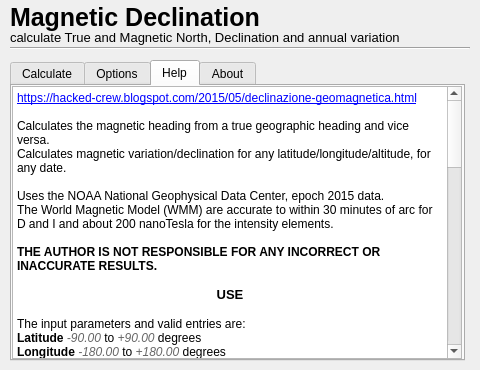
First picture: the form in MagneticDeclination/Magnetic_declination_dialog_base.ui, repository Hacked-Crew/Magnetic-Declination, before the edit.
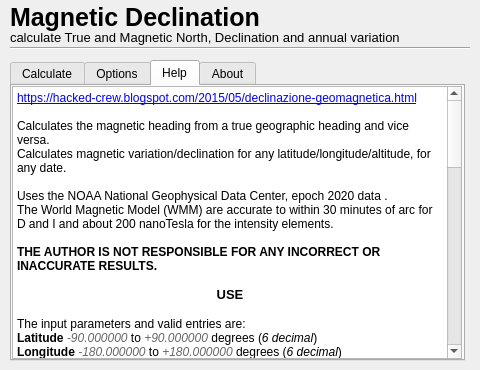
Second picture: the form after the edit. The open tabs and pages were chosen to show the change. Icons and pictures are not drawn.

Patch:
```diff
--- a/MagneticDeclination/Magnetic_declination_dialog_base.ui
+++ b/MagneticDeclination/Magnetic_declination_dialog_base.ui
@@ -1188,7 +1188,7 @@
 &lt;p style=&quot; margin-top:0px; margin-bottom:0px; margin-left:0px; margin-right:0px; -qt-block-indent:0; text-indent:0px;&quot;&gt;&lt;span style=&quot; font-size:9pt;&quot;&gt;Calculates the magnetic heading from a true geographic heading and vice versa.&lt;/span&gt;&lt;/p&gt;
 &lt;p style=&quot; margin-top:0px; margin-bottom:0px; margin-left:0px; margin-right:0px; -qt-block-indent:0; text-indent:0px;&quot;&gt;&lt;span style=&quot; font-size:9pt;&quot;&gt;Calculates magnetic variation/declination for any latitude/longitude/altitude, for any date. &lt;/span&gt;&lt;/p&gt;
 &lt;p style=&quot;-qt-paragraph-type:empty; margin-top:0px; margin-bottom:0px; margin-left:0px; margin-right:0px; -qt-block-indent:0; text-indent:0px; font-size:9pt;&quot;&gt;&lt;br /&gt;&lt;/p&gt;
-&lt;p style=&quot; margin-top:0px; margin-bottom:0px; margin-left:0px; margin-right:0px; -qt-block-indent:0; text-indent:0px;&quot;&gt;&lt;span style=&quot; font-size:9pt;&quot;&gt;Uses the NOAA National Geophysical Data Center, epoch 2015 data.&lt;/span&gt;&lt;/p&gt;
+&lt;p style=&quot; margin-top:0px; margin-bottom:0px; margin-left:0px; margin-right:0px; -qt-block-indent:0; text-indent:0px;&quot;&gt;&lt;span style=&quot; font-size:9pt;&quot;&gt;Uses the NOAA National Geophysical Data Center, epoch 2020 data .&lt;/span&gt;&lt;/p&gt;
 &lt;p style=&quot; margin-top:0px; margin-bottom:0px; margin-left:0px; margin-right:0px; -qt-block-indent:0; text-indent:0px;&quot;&gt;&lt;span style=&quot; font-size:9pt;&quot;&gt;The World Magnetic Model (WMM) are accurate to within 30 minutes of arc for D and I and about 200 nanoTesla for the intensity elements.&lt;/span&gt;&lt;/p&gt;
 &lt;p style=&quot;-qt-paragraph-type:empty; margin-top:0px; margin-bottom:0px; margin-left:0px; margin-right:0px; -qt-block-indent:0; text-indent:0px; font-size:9pt;&quot;&gt;&lt;br /&gt;&lt;/p&gt;
 &lt;p style=&quot; margin-top:0px; margin-bottom:0px; margin-left:0px; margin-right:0px; -qt-block-indent:0; text-indent:0px;&quot;&gt;&lt;span style=&quot; font-size:9pt; font-weight:600;&quot;&gt;THE AUTHOR IS NOT RESPONSIBLE FOR ANY INCORRECT OR INACCURATE RESULTS.&lt;/span&gt;&lt;/p&gt;
@@ -1196,16 +1196,16 @@
 &lt;p align=&quot;center&quot; style=&quot; margin-top:0px; margin-bottom:0px; margin-left:0px; margin-right:0px; -qt-block-indent:0; text-indent:0px;&quot;&gt;&lt;span style=&quot; font-size:10pt; font-weight:600;&quot;&gt;USE&lt;/span&gt;&lt;/p&gt;
 &lt;p align=&quot;center&quot; style=&quot;-qt-paragraph-type:empty; margin-top:0px; margin-bottom:0px; margin-left:0px; margin-right:0px; -qt-block-indent:0; text-indent:0px; font-size:10pt; font-weight:600;&quot;&gt;&lt;br /&gt;&lt;/p&gt;
 &lt;p style=&quot; margin-top:0px; margin-bottom:0px; margin-left:0px; margin-right:0px; -qt-block-indent:0; text-indent:0px;&quot;&gt;&lt;span style=&quot; font-size:9pt;&quot;&gt;The input parameters and valid entries are:&lt;/span&gt;&lt;/p&gt;
-&lt;p style=&quot; margin-top:0px; margin-bottom:0px; margin-left:0px; margin-right:0px; -qt-block-indent:0; text-indent:0px;&quot;&gt;&lt;span style=&quot; font-size:9pt; font-weight:600;&quot;&gt;Latitude&lt;/span&gt;&lt;span style=&quot; font-size:9pt;&quot;&gt; &lt;/span&gt;&lt;span style=&quot; font-size:9pt; font-style:italic; color:#666666;&quot;&gt;-90.00&lt;/span&gt;&lt;span style=&quot; font-size:9pt;&quot;&gt; to &lt;/span&gt;&lt;span style=&quot; font-size:9pt; font-style:italic; color:#666666;&quot;&gt;+90.00&lt;/span&gt;&lt;span style=&quot; font-size:9pt;&quot;&gt; degrees &lt;/span&gt;&lt;/p&gt;
-&lt;p style=&quot; margin-top:0px; margin-bottom:0px; margin-left:0px; margin-right:0px; -qt-block-indent:0; text-indent:0px;&quot;&gt;&lt;span style=&quot; font-size:9pt; font-weight:600;&quot;&gt;Longitude&lt;/span&gt;&lt;span style=&quot; font-size:9pt;&quot;&gt; &lt;/span&gt;&lt;span style=&quot; font-size:9pt; font-style:italic; color:#666666;&quot;&gt;-180.00&lt;/span&gt;&lt;span style=&quot; font-size:9pt;&quot;&gt; to &lt;/span&gt;&lt;span style=&quot; font-size:9pt; font-style:italic; color:#666666;&quot;&gt;+180.00&lt;/span&gt;&lt;span style=&quot; font-size:9pt;&quot;&gt; degrees&lt;/span&gt;&lt;/p&gt;
+&lt;p style=&quot; margin-top:0px; margin-bottom:0px; margin-left:0px; margin-right:0px; -qt-block-indent:0; text-indent:0px;&quot;&gt;&lt;span style=&quot; font-size:9pt; font-weight:600;&quot;&gt;Latitude&lt;/span&gt;&lt;span style=&quot; font-size:9pt;&quot;&gt; &lt;/span&gt;&lt;span style=&quot; font-size:9pt; font-style:italic; color:#666666;&quot;&gt;-90.000000&lt;/span&gt;&lt;span style=&quot; font-size:9pt;&quot;&gt; to &lt;/span&gt;&lt;span style=&quot; font-size:9pt; font-style:italic; color:#666666;&quot;&gt;+90.000000&lt;/span&gt;&lt;span style=&quot; font-size:9pt;&quot;&gt; degrees (&lt;/span&gt;&lt;span style=&quot; font-size:9pt; font-style:italic;&quot;&gt;6 decimal&lt;/span&gt;&lt;span style=&quot; font-size:9pt;&quot;&gt;)&lt;/span&gt;&lt;/p&gt;
+&lt;p style=&quot; margin-top:0px; margin-bottom:0px; margin-left:0px; margin-right:0px; -qt-block-indent:0; text-indent:0px;&quot;&gt;&lt;span style=&quot; font-size:9pt; font-weight:600;&quot;&gt;Longitude&lt;/span&gt;&lt;span style=&quot; font-size:9pt;&quot;&gt; &lt;/span&gt;&lt;span style=&quot; font-size:9pt; font-style:italic; color:#666666;&quot;&gt;-180.000000&lt;/span&gt;&lt;span style=&quot; font-size:9pt;&quot;&gt; to &lt;/span&gt;&lt;span style=&quot; font-size:9pt; font-style:italic; color:#666666;&quot;&gt;+180.000000&lt;/span&gt;&lt;span style=&quot; font-size:9pt;&quot;&gt; degrees (&lt;/span&gt;&lt;span style=&quot; font-size:9pt; font-style:italic;&quot;&gt;6 decimal&lt;/span&gt;&lt;span style=&quot; font-size:9pt;&quot;&gt;)&lt;/span&gt;&lt;/p&gt;
 &lt;p style=&quot; margin-top:0px; margin-bottom:0px; margin-left:0px; margin-right:0px; -qt-block-indent:0; text-indent:0px;&quot;&gt;&lt;span style=&quot; font-size:9pt;&quot;&gt;	OR&lt;/span&gt;&lt;/p&gt;
-&lt;p style=&quot; margin-top:0px; margin-bottom:0px; margin-left:0px; margin-right:0px; -qt-block-indent:0; text-indent:0px;&quot;&gt;&lt;span style=&quot; font-size:9pt;&quot;&gt;Press &amp;quot;&lt;/span&gt;&lt;span style=&quot; font-size:9pt; font-weight:600;&quot;&gt;LON/LAT from map&lt;/span&gt;&lt;span style=&quot; font-size:9pt;&quot;&gt;&amp;quot; and click on canvas to get coordinates.&lt;/span&gt;&lt;/p&gt;
-&lt;p style=&quot; margin-top:0px; margin-bottom:0px; margin-left:0px; margin-right:0px; -qt-block-indent:0; text-indent:0px;&quot;&gt;&lt;span style=&quot; font-size:9pt; font-weight:600;&quot;&gt;Altitude&lt;/span&gt;&lt;span style=&quot; font-size:9pt;&quot;&gt; in feet (&lt;/span&gt;&lt;span style=&quot; font-size:9pt; font-style:italic; color:#666666;&quot;&gt;-3280.84 to 1968503.94&lt;/span&gt;&lt;span style=&quot; font-size:9pt;&quot;&gt;) or meter (&lt;/span&gt;&lt;span style=&quot; font-size:9pt; font-style:italic; color:#666666;&quot;&gt;-10000 to 600000&lt;/span&gt;&lt;span style=&quot; font-size:9pt;&quot;&gt;)  referenced to WGS84 ellipsoid&lt;/span&gt;&lt;/p&gt;
-&lt;p style=&quot; margin-top:0px; margin-bottom:0px; margin-left:0px; margin-right:0px; -qt-block-indent:0; text-indent:0px;&quot;&gt;&lt;span style=&quot; font-size:9pt; font-weight:600;&quot;&gt;Date&lt;/span&gt;&lt;span style=&quot; font-size:9pt;&quot;&gt;  from &lt;/span&gt;&lt;span style=&quot; font-size:9pt; font-style:italic; color:#666666;&quot;&gt;October 1, 2014&lt;/span&gt;&lt;span style=&quot; font-size:9pt;&quot;&gt; to &lt;/span&gt;&lt;span style=&quot; font-size:9pt; font-style:italic; color:#666666;&quot;&gt;December 31, 2019&lt;/span&gt;&lt;/p&gt;
+&lt;p style=&quot; margin-top:0px; margin-bottom:0px; margin-left:0px; margin-right:0px; -qt-block-indent:0; text-indent:0px;&quot;&gt;&lt;span style=&quot; font-size:9pt;&quot;&gt;Press &lt;/span&gt;&lt;span style=&quot; font-size:9pt; font-weight:600;&quot;&gt;LON/LAT from map&lt;/span&gt;&lt;span style=&quot; font-size:9pt;&quot;&gt; and click on canvas to get coordinates.&lt;/span&gt;&lt;/p&gt;
+&lt;p style=&quot; margin-top:0px; margin-bottom:0px; margin-left:0px; margin-right:0px; -qt-block-indent:0; text-indent:0px;&quot;&gt;&lt;span style=&quot; font-size:9pt; font-weight:600;&quot;&gt;Altitude&lt;/span&gt;&lt;span style=&quot; font-size:9pt;&quot;&gt; (&lt;/span&gt;&lt;span style=&quot; font-size:9pt; font-style:italic;&quot;&gt;in feet&lt;/span&gt;&lt;span style=&quot; font-size:9pt;&quot;&gt;) &lt;/span&gt;&lt;span style=&quot; font-size:9pt; font-style:italic; color:#666666;&quot;&gt;-3280.84 &lt;/span&gt;&lt;span style=&quot; font-size:9pt; color:#000000;&quot;&gt;to&lt;/span&gt;&lt;span style=&quot; font-size:9pt; font-style:italic; color:#666666;&quot;&gt; +1968503.94&lt;/span&gt;&lt;span style=&quot; font-size:9pt;&quot;&gt; or (&lt;/span&gt;&lt;span style=&quot; font-size:9pt; font-style:italic;&quot;&gt;in meter&lt;/span&gt;&lt;span style=&quot; font-size:9pt;&quot;&gt;) &lt;/span&gt;&lt;span style=&quot; font-size:9pt; font-style:italic; color:#666666;&quot;&gt;-10000&lt;/span&gt;&lt;span style=&quot; font-size:9pt; color:#000000;&quot;&gt; to &lt;/span&gt;&lt;span style=&quot; font-size:9pt; color:#666666;&quot;&gt;+&lt;/span&gt;&lt;span style=&quot; font-size:9pt; font-style:italic; color:#666666;&quot;&gt;600000&lt;/span&gt;&lt;span style=&quot; font-size:9pt; color:#000000;&quot;&gt;,&lt;/span&gt;&lt;span style=&quot; font-size:9pt;&quot;&gt;  referenced to WGS84 ellipsoid&lt;/span&gt;&lt;/p&gt;
+&lt;p style=&quot; margin-top:0px; margin-bottom:0px; margin-left:0px; margin-right:0px; -qt-block-indent:0; text-indent:0px;&quot;&gt;&lt;span style=&quot; font-size:9pt; font-weight:600;&quot;&gt;Date&lt;/span&gt;&lt;span style=&quot; font-size:9pt;&quot;&gt;  from &lt;/span&gt;&lt;span style=&quot; font-size:9pt; font-style:italic; color:#666666;&quot;&gt;january 1, 2020&lt;/span&gt;&lt;span style=&quot; font-size:9pt;&quot;&gt; to &lt;/span&gt;&lt;span style=&quot; font-size:9pt; font-style:italic; color:#666666;&quot;&gt;december 31, 2024&lt;/span&gt;&lt;/p&gt;
 &lt;p style=&quot; margin-top:0px; margin-bottom:0px; margin-left:0px; margin-right:0px; -qt-block-indent:0; text-indent:0px;&quot;&gt;&lt;span style=&quot; font-size:9pt; font-weight:600; color:#000000;&quot;&gt;Type &lt;/span&gt;&lt;span style=&quot; font-size:9pt; color:#000000;&quot;&gt;will choose the working domain, if &lt;/span&gt;&lt;span style=&quot; font-size:9pt; font-style:italic; color:#666666;&quot;&gt;Magnetic&lt;/span&gt;&lt;span style=&quot; font-size:9pt; color:#000000;&quot;&gt; or &lt;/span&gt;&lt;span style=&quot; font-size:9pt; font-style:italic; color:#666666;&quot;&gt;True&lt;/span&gt;&lt;span style=&quot; font-size:9pt; color:#000000;&quot;&gt;, plus fine Heading adjustment (&lt;/span&gt;&lt;span style=&quot; font-size:9pt; font-style:italic; color:#666666;&quot;&gt;0 to 360&lt;/span&gt;&lt;span style=&quot; font-size:9pt; color:#000000;&quot;&gt;)&lt;/span&gt;&lt;/p&gt;
 &lt;p style=&quot; margin-top:0px; margin-bottom:0px; margin-left:0px; margin-right:0px; -qt-block-indent:0; text-indent:0px;&quot;&gt;&lt;span style=&quot; font-size:9pt;&quot;&gt;	THEN&lt;/span&gt;&lt;/p&gt;
-&lt;p style=&quot; margin-top:0px; margin-bottom:0px; margin-left:0px; margin-right:0px; -qt-block-indent:0; text-indent:0px;&quot;&gt;&lt;span style=&quot; font-size:9pt;&quot;&gt;Press &amp;quot;&lt;/span&gt;&lt;span style=&quot; font-size:9pt; font-weight:600;&quot;&gt;Calculate&lt;/span&gt;&lt;span style=&quot; font-size:9pt;&quot;&gt;&amp;quot; button to get magnetic declination and heading value from selected North.&lt;/span&gt;&lt;/p&gt;
-&lt;p style=&quot; margin-top:0px; margin-bottom:0px; margin-left:0px; margin-right:0px; -qt-block-indent:0; text-indent:0px;&quot;&gt;&lt;span style=&quot; font-size:9pt;&quot;&gt;Common selection type is True to Magnetic, &lt;/span&gt;&lt;/p&gt;
+&lt;p style=&quot; margin-top:0px; margin-bottom:0px; margin-left:0px; margin-right:0px; -qt-block-indent:0; text-indent:0px;&quot;&gt;&lt;span style=&quot; font-size:9pt;&quot;&gt;Press &lt;/span&gt;&lt;span style=&quot; font-size:9pt; font-weight:600;&quot;&gt;Calculate&lt;/span&gt;&lt;span style=&quot; font-size:9pt;&quot;&gt; button to get magnetic declination and heading value from selected North type.&lt;/span&gt;&lt;/p&gt;
+&lt;p style=&quot; margin-top:0px; margin-bottom:0px; margin-left:0px; margin-right:0px; -qt-block-indent:0; text-indent:0px;&quot;&gt;&lt;span style=&quot; font-size:9pt;&quot;&gt;Common selection type is &lt;/span&gt;&lt;span style=&quot; font-size:9pt; font-weight:600;&quot;&gt;find Magnetic&lt;/span&gt;&lt;span style=&quot; font-size:9pt;&quot;&gt;. &lt;/span&gt;&lt;/p&gt;
 &lt;p style=&quot;-qt-paragraph-type:empty; margin-top:0px; margin-bottom:0px; margin-left:0px; margin-right:0px; -qt-block-indent:0; text-indent:0px; font-size:9pt;&quot;&gt;&lt;br /&gt;&lt;/p&gt;
 &lt;p align=&quot;center&quot; style=&quot; margin-top:0px; margin-bottom:0px; margin-left:0px; margin-right:0px; -qt-block-indent:0; text-indent:0px;&quot;&gt;&lt;span style=&quot; font-size:10pt; font-weight:600;&quot;&gt;RESULTS&lt;/span&gt;&lt;/p&gt;
 &lt;p style=&quot;-qt-paragraph-type:empty; margin-top:0px; margin-bottom:0px; margin-left:0px; margin-right:0px; -qt-block-indent:0; text-indent:0px; font-size:9pt; font-weight:600;&quot;&gt;&lt;br /&gt;&lt;/p&gt;
```
Left out of the diff: 13 changed lines with no effect on the pictures.
